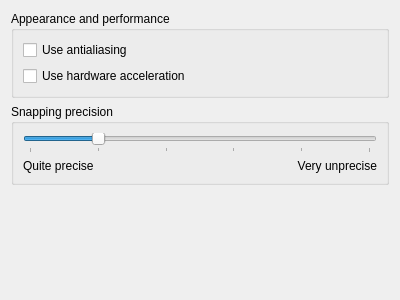
This is game/settings.ui in KDE/palapeli as Qt 5 draws it before an edit. The edited form follows.
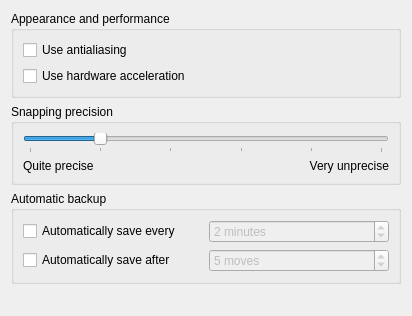
This is the edited form. Custom widgets are drawn as their Qt base class.

Diff of the .ui file:
```diff
--- a/game/settings.ui
+++ b/game/settings.ui
@@ -5,8 +5,8 @@
    <rect>
     <x>0</x>
     <y>0</y>
-    <width>400</width>
-    <height>300</height>
+    <width>412</width>
+    <height>316</height>
    </rect>
   </property>
   <layout class="QVBoxLayout" name="mainLayout" >
@@ -87,6 +87,70 @@
      </layout>
     </widget>
    </item>
+   <item>
+    <widget class="QGroupBox" name="autosaveBox" >
+     <property name="title" >
+      <string>Automatic backup</string>
+     </property>
+     <layout class="QGridLayout" name="autosaveLayout" >
+      <item row="0" column="0" >
+       <widget class="QCheckBox" name="checkAutosaveTime" >
+        <property name="text" >
+         <string>Automatically save every</string>
+        </property>
+       </widget>
+      </item>
+      <item row="0" column="1" >
+       <widget class="KIntSpinBox" name="spinAutosaveTime" >
+        <property name="enabled" >
+         <bool>false</bool>
+        </property>
+        <property name="suffix" >
+         <string> minutes</string>
+        </property>
+        <property name="minimum" >
+         <number>1</number>
+        </property>
+        <property name="maximum" >
+         <number>100</number>
+        </property>
+        <property name="value" >
+         <number>2</number>
+        </property>
+        <property name="base" >
+         <number>10</number>
+        </property>
+       </widget>
+      </item>
+      <item row="1" column="0" >
+       <widget class="QCheckBox" name="checkAutosaveMoves" >
+        <property name="text" >
+         <string>Automatically save after</string>
+        </property>
+       </widget>
+      </item>
+      <item row="1" column="1" >
+       <widget class="KIntSpinBox" name="spinAutosaveMoves" >
+        <property name="enabled" >
+         <bool>false</bool>
+        </property>
+        <property name="suffix" >
+         <string> moves</string>
+        </property>
+        <property name="minimum" >
+         <number>1</number>
+        </property>
+        <property name="maximum" >
+         <number>100</number>
+        </property>
+        <property name="value" >
+         <number>5</number>
+        </property>
+       </widget>
+      </item>
+     </layout>
+    </widget>
+   </item>
    <item>
     <spacer name="verticalSpacer" >
      <property name="orientation" >
@@ -102,6 +166,13 @@
    </item>
   </layout>
  </widget>
+ <customwidgets>
+  <customwidget>
+   <class>KIntSpinBox</class>
+   <extends>QSpinBox</extends>
+   <header>knuminput.h</header>
+  </customwidget>
+ </customwidgets>
  <resources/>
  <connections/>
 </ui>
```
